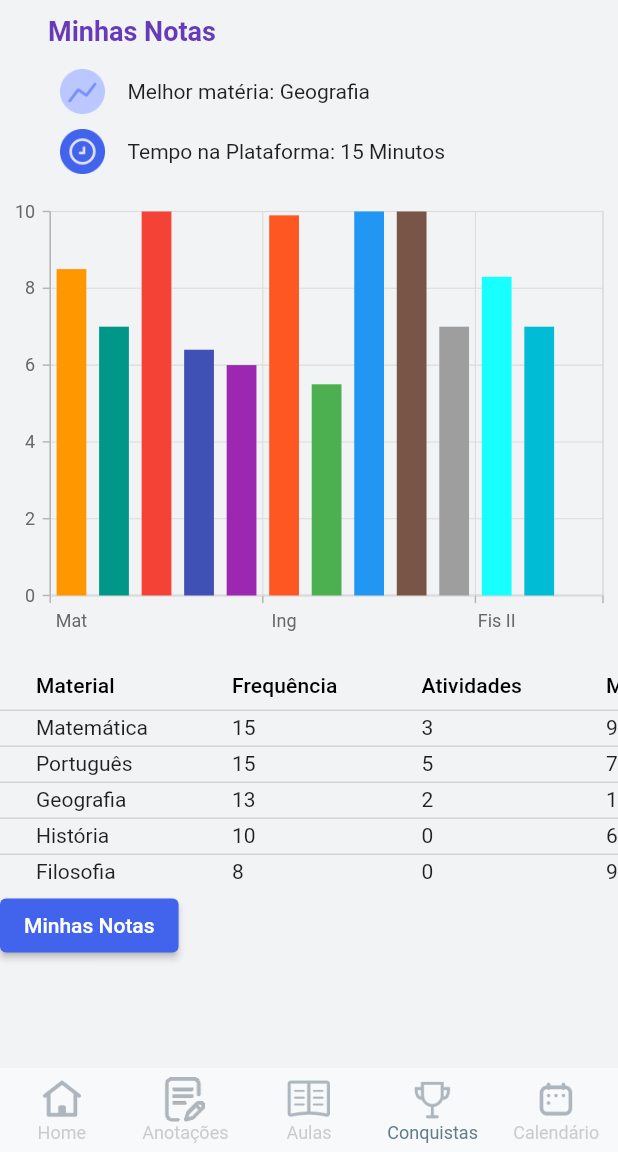
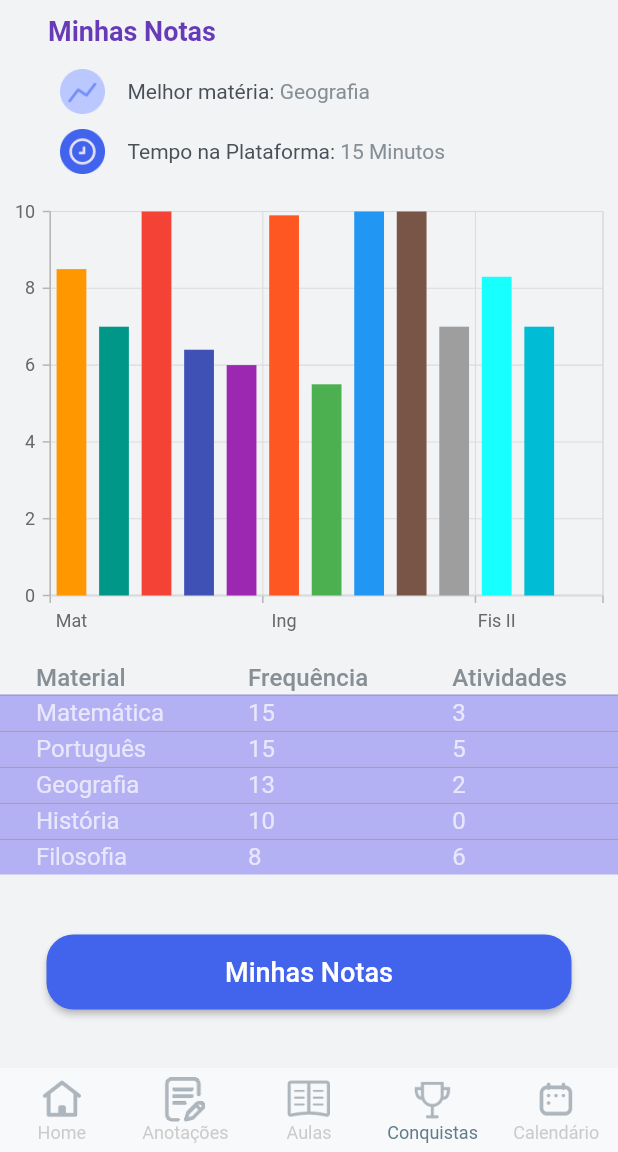
Before and after one commit to fymorGod/projeto-inicial-educacao, a Flutter app: the screen it shows after launch, item 4 of the bottom bar chosen, on a phone screen of 412 x 824 dp, the part 84-1236 px from its top. Run offline on Flutter 3.47's test engine with Material 2 defaults, Android fonts, the phone set to English and light mode, and no system bars; our stand-ins replace google_fonts, syncfusion_flutter_charts, table_calendar.

Commit message:
tela de notas 95%

```diff
--- a/lib/pages/bottomNavPages/trophies_page.dart
+++ b/lib/pages/bottomNavPages/trophies_page.dart
@@ -94,8 +94,8 @@ class _TrophiesPageState extends State<TrophiesPage> {
                   height: 30,),
                 ),
                 SizedBox(width: 15,),
-                Text("Melhor matéria: "),
-                Text("Geografia")
+                Text("Melhor matéria: ", style: TextStyle(color: Color(0xff495057), fontFamily: 'Roboto'),),
+                Text("Geografia", style: TextStyle(color: Color(0xff868E96), fontFamily: 'Roboto'),)
               ],
             ),
             Row(
@@ -107,8 +107,8 @@ class _TrophiesPageState extends State<TrophiesPage> {
                     height: 30,),
                 ),
                 SizedBox(width: 15,),
-                Text("Tempo na Plataforma: "),
-                Text("15 Minutos")
+                Text("Tempo na Plataforma: ", style: TextStyle(color: Color(0xff495057), fontFamily: 'Roboto'),),
+                Text("15 Minutos", style: TextStyle(color: Color(0xff868E96), fontFamily: 'Roboto'),)
               ],
             ),
             SingleChildScrollView(
@@ -130,62 +130,82 @@ class _TrophiesPageState extends State<TrophiesPage> {
                   )
             ),
             SingleChildScrollView(
-              scrollDirection: Axis.vertical,
+              scrollDirection: Axis.horizontal,
               child: SingleChildScrollView(
-                scrollDirection: Axis.horizontal,
+                scrollDirection: Axis.vertical,
                 child: DataTable(
-                    headingRowHeight: 32,
-                    dataRowHeight: 24,
-                    sortAscending: true,
-                    columns: [
-                  DataColumn(label: Text("Material")),
-                  DataColumn(label: Text("Frequência")),
-                  DataColumn(label: Text("Atividades")),
-                  DataColumn(label: Text("Médias")),
+                  decoration: BoxDecoration(borderRadius: BorderRadius.all(Radius.circular(5))),
+                  headingRowHeight: 22,
+                  dataRowHeight: 24,
+                  sortAscending: true,
+                  columns: [
+                  DataColumn(label: Text("Material", style: TextStyle(fontSize: 16, color: Color(0xff868E96), fontFamily: 'Roboto'),)),
+                  DataColumn(label: Text("Frequência", style: TextStyle(fontSize: 16, color: Color(0xff868E96), fontFamily: 'Roboto'),)),
+                  DataColumn(label: Text("Atividades", style: TextStyle(fontSize: 16, color: Color(0xff868E96), fontFamily: 'Roboto'),)),
+                  DataColumn(label: Text("Médias", style: TextStyle(fontSize: 16, color: Color(0xff868E96), fontFamily: 'Roboto'),)),
                 ], rows:[
                   DataRow(
+                      color: MaterialStateProperty.resolveWith<Color>((Set<MaterialState>states) {
+                        return Color(0xff9993F3).withOpacity(0.7);
+                        }),
                       cells: [
-                    DataCell(Text("Matemática")),
-                    DataCell(Text("15")),
-                    DataCell(Text("3")),
-                    DataCell(Text("9,5")),
+                    DataCell(Text("Matemática",style:TextStyle(fontSize: 16, color: Colors.white.withOpacity(0.7), fontFamily: 'Roboto' ),)),
+                    DataCell(Text("15", style: TextStyle(fontSize: 16, color: Colors.white.withOpacity(0.7), fontFamily: 'Roboto'),)),
+                    DataCell(Text("3", style: TextStyle(fontSize: 16, color: Colors.white.withOpacity(0.7), fontFamily: 'Roboto'),)),
+                    DataCell(Text("9,5", style: TextStyle(fontSize: 16, color: Colors.white.withOpacity(0.7), fontFamily: 'Roboto'),)),
                   ]),
                   DataRow(
+                    color: MaterialStateProperty.resolveWith<Color>((Set<MaterialState>states) {
+                      return Color(0xff9993F3).withOpacity(0.7);
+                    }),
                       cells: [
-                    DataCell(Text("Português")),
-                    DataCell(Text("15")),
-                    DataCell(Text("5")),
-                    DataCell(Text("7,5")),
+                    DataCell(Text("Português", style: TextStyle(fontSize: 16, color: Colors.white.withOpacity(0.7), fontFamily: 'Roboto'),)),
+                    DataCell(Text("15", style: TextStyle(fontSize: 16, color: Colors.white.withOpacity(0.7), fontFamily: 'Roboto'),)),
+                    DataCell(Text("5", style: TextStyle(fontSize: 16, color: Colors.white.withOpacity(0.7), fontFamily: 'Roboto'),)),
+                    DataCell(Text("7,5", style: TextStyle(fontSize: 16, color: Colors.white.withOpacity(0.7), fontFamily: 'Roboto'),)),
                   ]),
                   DataRow(
+                    color: MaterialStateProperty.resolveWith<Color>((Set<MaterialState>states) {
+                      return Color(0xff9993F3).withOpacity(0.7);
+                    }),
                       cells: [
-                    DataCell(Text("Geografia")),
-                    DataCell(Text("13")),
-                    DataCell(Text("2")),
-                    DataCell(Text("10")),
+                    DataCell(Text("Geografia", style: TextStyle(fontSize: 16, color: Colors.white.withOpacity(0.7), fontFamily: 'Roboto'),)),
+                    DataCell(Text("13", style: TextStyle(fontSize: 16, color: Colors.white.withOpacity(0.7), fontFamily: 'Roboto'),)),
+                    DataCell(Text("2", style: TextStyle(fontSize: 16, color: Colors.white.withOpacity(0.7), fontFamily: 'Roboto'),)),
+                    DataCell(Text("10", style: TextStyle(fontSize: 16, color: Colors.white.withOpacity(0.7), fontFamily: 'Roboto'),)),
                   ]),
                   DataRow(
+                    color: MaterialStateProperty.resolveWith<Color>((Set<MaterialState>states) {
+                      return Color(0xff9993F3).withOpacity(0.7);
+                    }),
                       cells: [
-                    DataCell(Text("História")),
-                    DataCell(Text("10")),
-                    DataCell(Text("0")),
-                    DataCell(Text("6")),
+                    DataCell(Text("História", style: TextStyle(fontSize: 16, color: Colors.white.withOpacity(0.7), fontFamily: 'Roboto'),)),
+                    DataCell(Text("10", style: TextStyle(fontSize: 16, color: Colors.white.withOpacity(0.7), fontFamily: 'Roboto'),)),
+                    DataCell(Text("0", style: TextStyle(fontSize: 16, color: Colors.white.withOpacity(0.7), fontFamily: 'Roboto'),)),
+                    DataCell(Text("6", style: TextStyle(fontSize: 16, color: Colors.white.withOpacity(0.7), fontFamily: 'Roboto'),)),
                   ]),
                   DataRow(
+                      color:MaterialStateProperty.resolveWith<Color>((Set<MaterialState>states) {
+                        return Color(0xff9993F3).withOpacity(0.7);
+                      }),
                       cells: [
-                    DataCell(Text("Filosofia")),
-                    DataCell(Text("8")),
-                    DataCell(Text("0")),
-                    DataCell(Text("9")),
+                    DataCell(Text("Filosofia", style: TextStyle(fontSize: 16, color: Colors.white.withOpacity(0.7), fontFamily: 'Roboto'),)),
+                    DataCell(Text("8", style: TextStyle(fontSize: 16, color: Colors.white.withOpacity(0.7), fontFamily: 'Roboto'),)),
+                    DataCell(Text("6", style: TextStyle(fontSize: 16, color: Colors.white.withOpacity(0.7), fontFamily: 'Roboto'),)),
+                    DataCell(Text("9", style: TextStyle(fontSize: 16, color: Colors.white.withOpacity(0.7), fontFamily: 'Roboto'),)),
                   ]),
                 ]),
               ),
             ),
-            ElevatedButton(
-
-              style: ButtonStyle(backgroundColor: MaterialStateProperty.all(Color(0xff4263EB))),
-              onPressed: (){},
-              child: Text("Minhas Notas"),
+            Container(
+              alignment: Alignment.center,
+              padding: EdgeInsets.only(top:40),
+              child: ElevatedButton(onPressed: () {},
+                  style: ElevatedButton.styleFrom(
+                    shape: RoundedRectangleBorder(borderRadius: BorderRadius.circular(18)),
+                      fixedSize: Size(350, 50), primary: Color(0xff4263EB),
+                  ),
+                  child: Text('Minhas Notas', style: TextStyle(fontSize: 18, fontFamily: 'Roboto'),)),
             )
             ],
         ),
```
